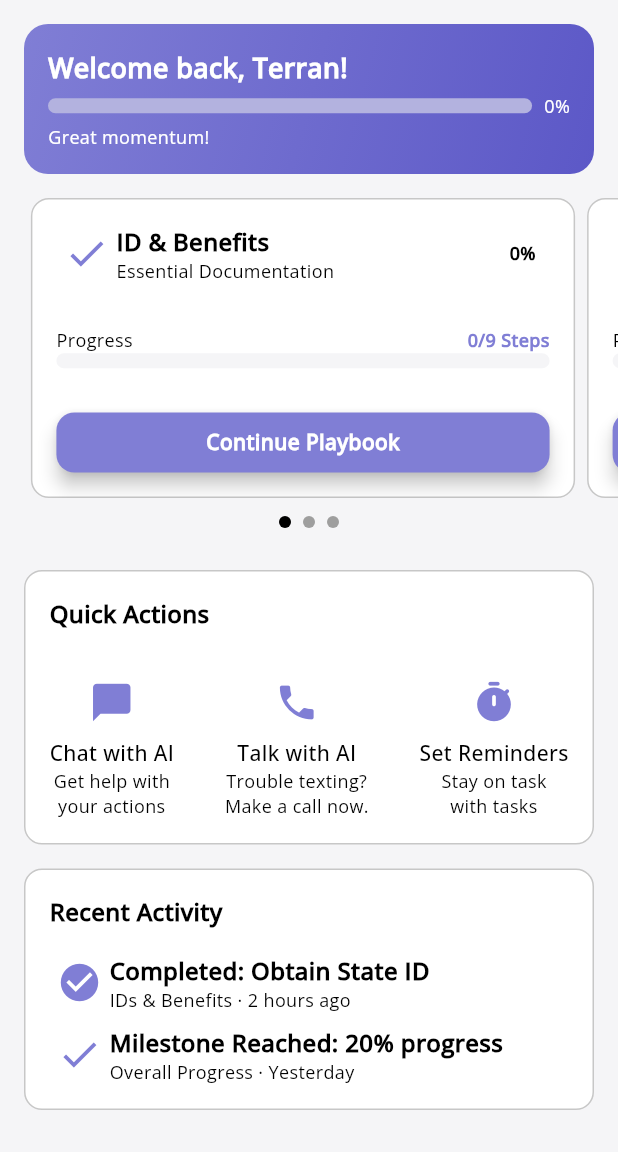
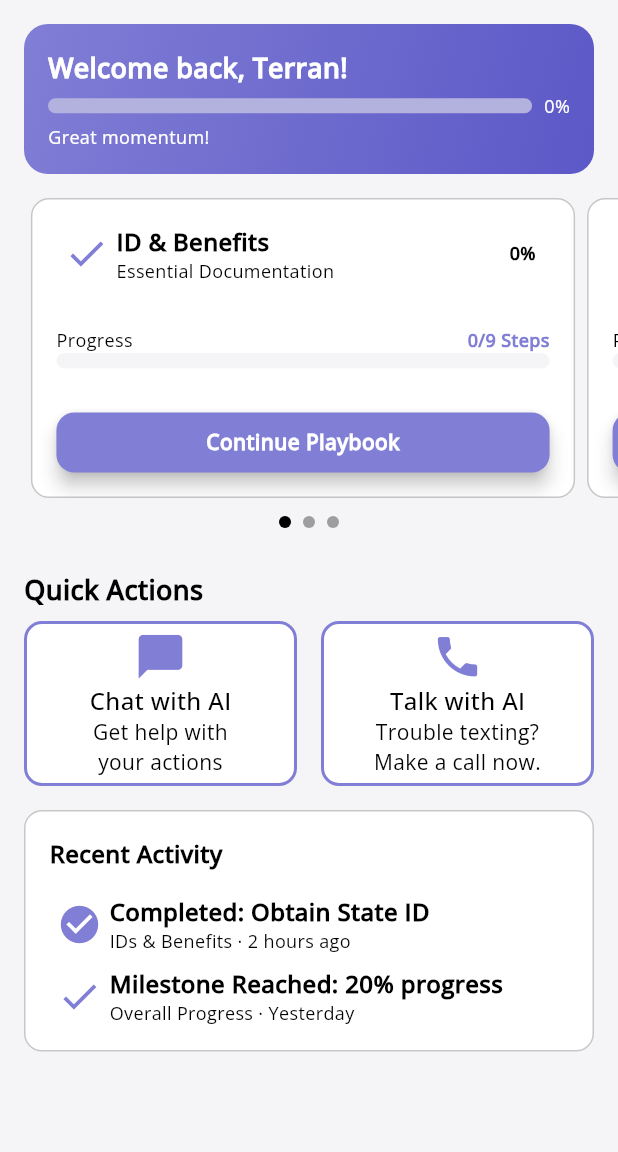
Before and after one commit to joon363/SF10x-Dignifi, a Flutter app: the screen it shows after launch, on a phone screen of 412 x 824 dp, the part 84-1236 px from its top. Run offline on Flutter 3.47's test engine with Material 3 defaults, Android fonts, the phone set to English and light mode, and no system bars; our stand-ins replace flutter_markdown, flutter_svg; missing offline and left inert: vapi.

Commit message:
Minor UI Fix

```diff
--- a/lib/screens/homeScreen.dart
+++ b/lib/screens/homeScreen.dart
@@ -360,30 +360,43 @@ class QuickActionsCard extends StatelessWidget {
   const QuickActionsCard({
     super.key,
   });
+
   Widget smallButton(IconData icon, String title, String subtitle, BuildContext context, int index) {
-    return Column(
-      children: [
-        IconButton(
-          icon: Icon(icon, color: primaryColor, size: 30,),
-          onPressed: () {
-            if(index==0) {
+    return Expanded(
+      child: Material(
+        color: Colors.white,
+        borderRadius: BorderRadius.circular(defaultBorderRadius),
+        elevation: 0,
+        child: InkWell(
+          onTap: () {
+            if (index == 0) {
               Navigator.push(
                 context,
                 MaterialPageRoute(builder: (_) => ChatbotScreen()),
               );
-            } else if (index==1) {
+            } else if (index == 1) {
               Navigator.push(
                 context,
                 MaterialPageRoute(builder: (_) => PhoneCallScreen()),
               );
             }
           },
+          borderRadius: BorderRadius.circular(defaultBorderRadius),
+          //highlightColor: Colors.red,
+          child: Container(
+            decoration: BoxDecoration(
+              borderRadius: BorderRadius.circular(defaultBorderRadius),
+              border: Border.all(color: primaryColor, width: 2),
             ),
+            padding: EdgeInsets.symmetric(vertical: 4),
+            child: Column(
+              children: [
+                Icon(icon, color: primaryColor, size: 35,),
                 Text(
                   title,
                   style: TextStyle(
                       color: Colors.black,
-            fontSize: 14,
+                      fontSize: 16,
                       fontWeight: FontWeight.w500
                   ),
                 ),
@@ -392,37 +405,41 @@ class QuickActionsCard extends StatelessWidget {
                   textAlign: TextAlign.center,
                   style: TextStyle(
                     color: Colors.black,
-            fontSize: 12,
+                    fontSize: 14,
                   ),
                 ),
               ],
-    );
+            ),
+          ),
+        ),
+      ));
   }
+
   @override
   Widget build(BuildContext context) {
     return Container(
-      decoration: grayBoxDecoration,
-      padding: EdgeInsets.all(16),
+      //decoration: grayBoxDecoration,
+      //padding: EdgeInsets.all(16),
       margin: EdgeInsets.symmetric(horizontal: 16),
       alignment: Alignment.centerLeft,
       child: Column(
         crossAxisAlignment: CrossAxisAlignment.start,
-        spacing: 24,
+        spacing: 8,
         children: [
           Text(
             "Quick Actions",
             style: TextStyle(
               color: Colors.black,
-              fontSize: 16,
+              fontSize: 18,
               fontWeight: FontWeight.bold
             ),
           ),
           Row(
             mainAxisAlignment: MainAxisAlignment.spaceBetween,
+            spacing: 16,
             children: [
               smallButton(Icons.chat_bubble, "Chat with AI", "Get help with\nyour actions", context, 0),
               smallButton(Icons.phone, "Talk with AI", "Trouble texting?\nMake a call now.", context, 1),
-              smallButton(Icons.timer_rounded, "Set Reminders", "Stay on task\nwith tasks", context, 2),
             ],
           )
         ],
```
Lines whose indentation alone changed are shown as unchanged.
